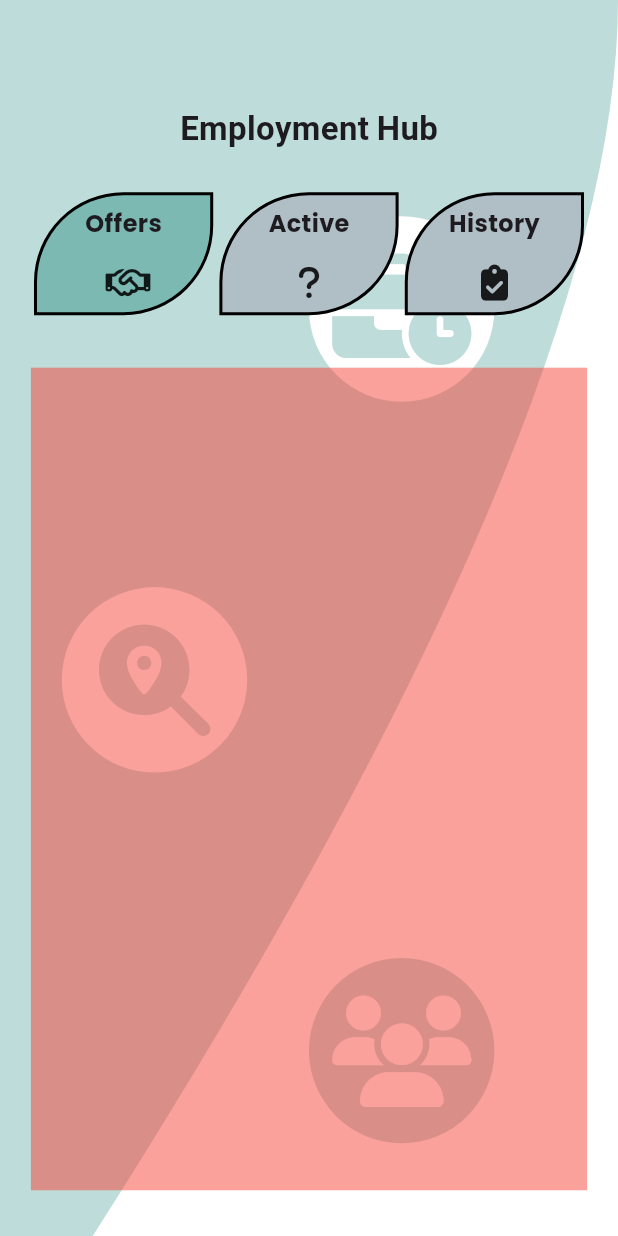
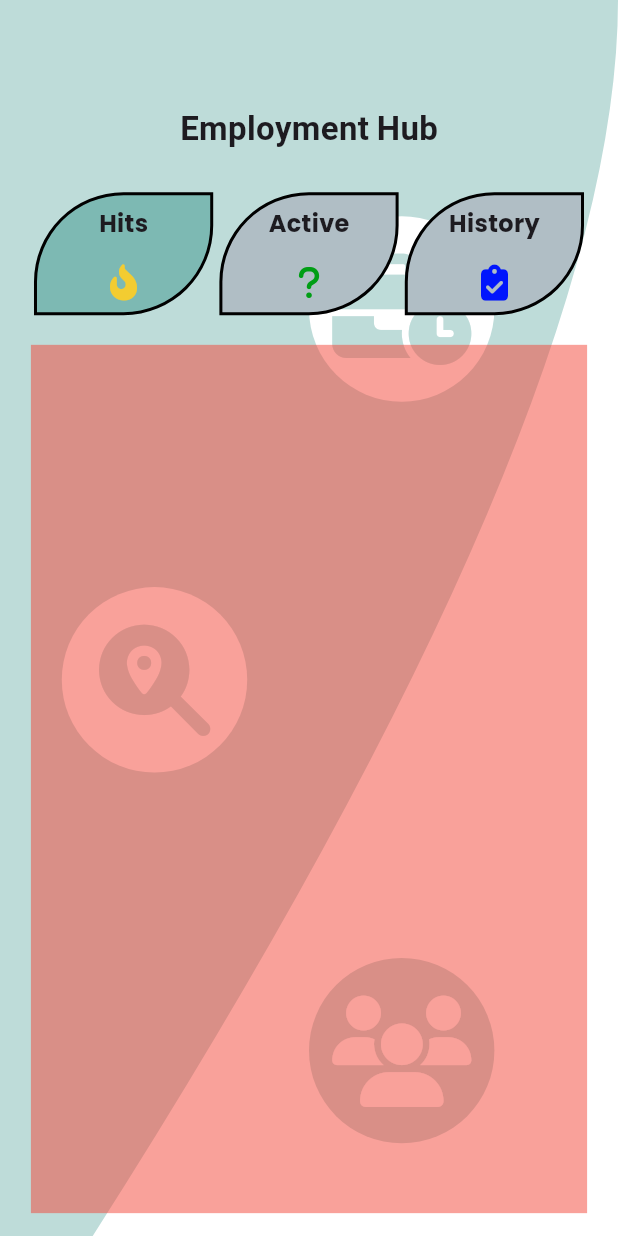
Before and after one commit to mabid2023GT/link-win-mob-app, a Flutter app: the EmploymentHub widget shown alone on an empty page, opened directly, on a phone screen of 412 x 824 dp. Run offline on Flutter 3.47's test engine with Material 3 defaults, Android fonts, the light colour scheme and no system bars; our stand-ins replace flutter_riverpod, flutter_svg, font_awesome_flutter, go_router, google_fonts, photo_view and 1 more; network calls fail; Roboto replaces fonts that are missing (Montserrat).

```diff
--- a/lib/core/config/colors.dart
+++ b/lib/core/config/colors.dart
@@ -28,6 +28,10 @@ const kUnSelectedTabColor = Color(0xFFB0BEC5);
 
 const kHeaderColor = Color(0x807DB9B3);
 
+const fireFlameIconColor = Color.fromARGB(255, 243, 204, 49);
+const activeIconColor = Color.fromARGB(255, 0, 158, 21);
+const historyIconColor = Color.fromARGB(255, 0, 21, 253);
+
 const transparent = Colors.transparent;
 
 const white = Colors.white;
--- a/lib/features/home/employment_hub/employment_hub.dart
+++ b/lib/features/home/employment_hub/employment_hub.dart
@@ -1,4 +1,5 @@
 import 'package:flutter/material.dart';
+import 'package:link_win_mob_app/core/config/colors.dart';
 import 'package:link_win_mob_app/core/utils/screen_util.dart';
 import 'package:link_win_mob_app/responsive_ui_tools/widgets/auto_responsive_percentage_layout.dart';
 import 'package:link_win_mob_app/widgets/headers/centered_title_header.dart';
@@ -39,12 +40,15 @@ class _EmploymentHubState extends State<EmploymentHub> {
 
   _body() {
     return ThreeTabsLayout(
-      leftTabLabel: 'Offers',
+      leftTabLabel: 'Hits',
       midTabLabel: 'Active',
       rightTabLabel: 'History',
-      leftTabIcon: FontAwesomeIcons.handshake,
+      leftTabIcon: FontAwesomeIcons.fireFlameCurved,
+      leftTabColor: fireFlameIconColor,
       midTabIcon: FontAwesomeIcons.question,
+      midTabColor: activeIconColor,
       rightTabIcon: FontAwesomeIcons.clipboardCheck,
+      rightTabColor: historyIconColor,
       selectedTab: _selectedTabNotifier,
       leftTabView: Container(
         color: Colors.red.withOpacity(0.5),
--- a/lib/widgets/tabs_layouts/three_tabs_layout.dart
+++ b/lib/widgets/tabs_layouts/three_tabs_layout.dart
@@ -10,6 +10,9 @@ class ThreeTabsLayout extends StatelessWidget {
   final IconData leftTabIcon;
   final IconData midTabIcon;
   final IconData rightTabIcon;
+  final Color? leftTabColor;
+  final Color? midTabColor;
+  final Color? rightTabColor;
   final Widget leftTabView;
   final Widget midTabView;
   final Widget rightTabView;
@@ -27,6 +30,9 @@ class ThreeTabsLayout extends StatelessWidget {
     required this.leftTabView,
     required this.midTabView,
     required this.rightTabView,
+    this.leftTabColor,
+    this.midTabColor,
+    this.rightTabColor,
     this.tabsNavigationHeightRatio = 0.13,
   });
 
@@ -138,6 +144,11 @@ class ThreeTabsLayout extends StatelessWidget {
               : index == 1
                   ? midTabIcon
                   : rightTabIcon,
+          color: index == 0
+              ? leftTabColor
+              : index == 1
+                  ? midTabColor
+                  : rightTabColor,
         ),
       ],
     );
@@ -154,7 +165,7 @@ class ThreeTabsLayout extends StatelessWidget {
                   : rightTabView,
           maxSize,
           0.05,
-          0.05,
+          0.025,
         );
       },
     );
```
Also changed, not shown: lib/features/home/service_providers/service_providers.dart (+8 -5 lines), lib/features/home/service_providers/widgets/hits_post.dart (added, +22 -0 lines), lib/features/home/service_providers/widgets/hits_tab_view.dart (added, +210 -0 lines), lib/widgets/profile_details/service_and_job_author_details.dart (added, +10 -0 lines).
